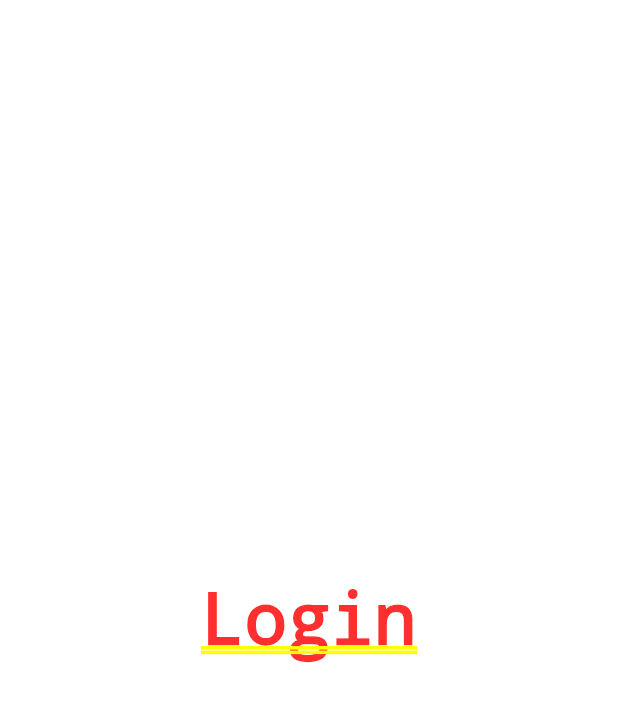
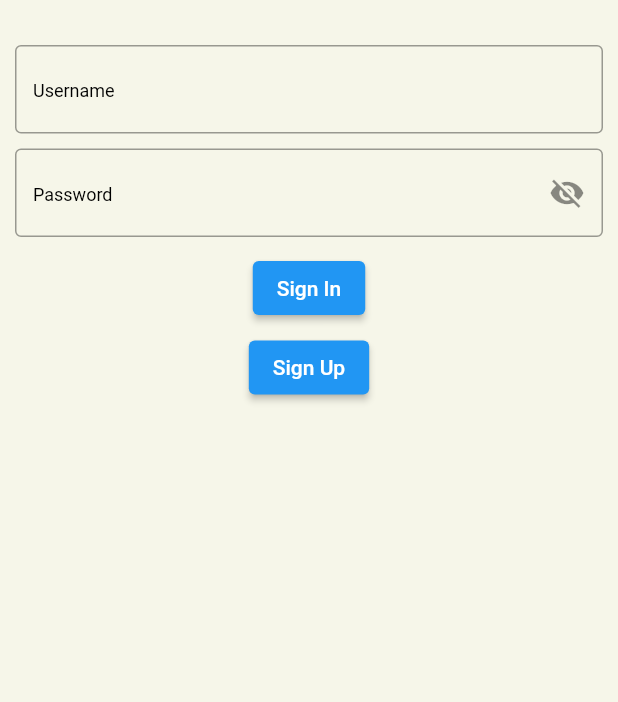
Before and after one commit to Euismutnh/Flutter_Euis-Rohimattul-Mutmainnah2, a Flutter app: the screen it shows after launch, on a phone screen of 412 x 824 dp. Shown: the top 702 px of the screen. Run offline on Flutter 3.47's test engine with Material 2 defaults, Android fonts, the phone set to English and light mode, and no system bars.

Commit message:
Project MoneyMate

```diff
--- a/lib/constant/constant.dart
+++ b/lib/constant/constant.dart
@@ -2,5 +2,7 @@
 // ignore: non_constant_identifier_names
 // ignore_for_file: non_constant_identifier_names
 
-String SPLASH_SCREEN = '/Launcher';
+String SPLASH_SCREEN = '/LauncherPage';
 String HOME_SCREEN = '  Login';
+String REGISTRATION_SCREEN = ' RegistrationPage';
+String HOME_PAGE = ' HomePage';
--- a/lib/main.dart
+++ b/lib/main.dart
@@ -2,6 +2,8 @@ import 'package:flutter/material.dart';
 import 'package:money_mate/constant/constant.dart';
 import 'package:money_mate/launcher.dart';
 import 'package:money_mate/pages/login.dart';
+import 'package:money_mate/pages/home.dart';
+import 'package:money_mate/pages/registration.dart';
 
 void main() {
   WidgetsFlutterBinding.ensureInitialized();
@@ -9,10 +11,12 @@ void main() {
     debugShowCheckedModeBanner: false,
     title: 'Money Mate',
     home: const LauncherPage(),
-    theme: ThemeData(primaryColor: const Color.fromARGB(1, 246, 246, 233)),
+    theme: ThemeData(primaryColor: const Color.fromARGB(255, 246, 246, 233)),
     routes: <String, WidgetBuilder>{
       SPLASH_SCREEN: (BuildContext context) => const LauncherPage(),
       HOME_SCREEN: (BuildContext context) => const Login(),
+      REGISTRATION_SCREEN: (BuildContext context) => const RegistrationPage(),
+      HOME_PAGE: (BuildContext context) => const HomePage(),
     },
   ));
 }
--- a/lib/pages/login.dart
+++ b/lib/pages/login.dart
@@ -1,17 +1,155 @@
 import 'package:flutter/material.dart';
 
+import 'home.dart';
+import 'registration.dart';
+
+void main() {
+  runApp(const MaterialApp(
+    home: Login(),
+  ));
+}
+
 class Login extends StatefulWidget {
-  const Login({super.key});
+  const Login({Key? key}) : super(key: key);
 
   @override
   State<Login> createState() => _LoginState();
 }
 
 class _LoginState extends State<Login> {
+  final GlobalKey<FormState> _formKey = GlobalKey<FormState>();
+  final TextEditingController _usernameController = TextEditingController();
+  final TextEditingController _passwordController = TextEditingController();
+  bool _obscureText = true;
+  bool _apiCall = false;
+
+  void _togglePasswordVisibility() {
+    setState(() {
+      _obscureText = !_obscureText;
+    });
+  }
+
+  void _submitForm() {
+    var username = _usernameController.text;
+    var password = _passwordController.text;
+
+    if (_formKey.currentState!.validate()) {
+      setState(() {
+        _apiCall = true;
+      });
+
+      // Contoh simulasi pemanggilan API (gantilah dengan pemanggilan API yang sesungguhnya)
+      Future.delayed(const Duration(seconds: 2), () {
+        // Setelah selesai pemanggilan API, atur _apiCall kembali ke false
+        setState(() {
+          _apiCall = false;
+        });
+        // Simulasi berhasil Sign In
+        bool signInSuccess =
+            true; // Gantilah dengan logika autentikasi yang sesungguhnya
+        if (signInSuccess) {
+          // Arahkan ke halaman HomePage
+          Navigator.push(context,
+              MaterialPageRoute(builder: (context) => const HomePage()));
+          // ignore: dead_code
+        } else {
+          // Tampilkan pesan kesalahan jika login gagal
+          ScaffoldMessenger.of(context).showSnackBar(
+            const SnackBar(
+              content: Text('Sign In Gagal'),
+            ),
+          );
+        }
+      });
+    }
+  }
+
+  @override
+  void dispose() {
+    _usernameController.dispose();
+    _passwordController.dispose();
+    super.dispose();
+  }
+
   @override
   Widget build(BuildContext context) {
-    return const Center(
-      child: Text('Login'),
+    return Scaffold(
+      backgroundColor: const Color.fromARGB(255, 246, 246, 233),
+      body: SingleChildScrollView(
+        child: Padding(
+          padding: const EdgeInsets.all(10.0),
+          child: Column(
+            mainAxisAlignment: MainAxisAlignment.center,
+            children: [
+              const SizedBox(height: 20),
+              Form(
+                key: _formKey,
+                child: Column(
+                  children: [
+                    TextFormField(
+                      controller: _usernameController,
+                      decoration: const InputDecoration(
+                        border: OutlineInputBorder(),
+                        hintText: "Username",
+                        hintStyle:
+                            TextStyle(color: Colors.black, fontSize: 12.0),
+                      ),
+                      validator: (value) {
+                        if (value == null || value.isEmpty) {
+                          return 'Username is required';
+                        }
+                        return null;
+                      },
+                    ),
+                    const SizedBox(height: 10),
+                    TextFormField(
+                      controller: _passwordController,
+                      obscureText: _obscureText,
+                      decoration: InputDecoration(
+                        border: const OutlineInputBorder(),
+                        hintText: "Password",
+                        hintStyle: const TextStyle(
+                            color: Colors.black, fontSize: 12.0),
+                        suffixIcon: IconButton(
+                          onPressed: _togglePasswordVisibility,
+                          icon: Icon(
+                            _obscureText
+                                ? Icons.visibility_off
+                                : Icons.visibility,
+                          ),
+                        ),
+                      ),
+                      validator: (value) {
+                        if (value == null || value.isEmpty) {
+                          return 'Password is required';
+                        }
+                        return null;
+                      },
+                    ),
+                    const SizedBox(height: 10),
+                    ElevatedButton(
+                      onPressed: _apiCall ? null : _submitForm,
+                      child: const Text('Sign In'),
+                    ),
+                    const SizedBox(height: 5),
+                    ElevatedButton(
+                      onPressed: () {
+                        // Arahkan ke halaman RegistrationPage
+                        Navigator.push(
+                            context,
+                            MaterialPageRoute(
+                                builder: (context) =>
+                                    const RegistrationPage()));
+                      },
+                      child: const Text('Sign Up'),
+                    ),
+                  ],
+                ),
+              ),
+            ],
+          ),
+        ),
+      ),
     );
   }
 }
--- a/pubspec.yaml
+++ b/pubspec.yaml
@@ -78,7 +78,7 @@ flutter:
 
   # To add assets to your application, add an assets section, like this:
 assets:
-  - image/logo.jpg
+  - image/logo.jpg.png
 
 
 
```
Also changed, not shown: lib/launcher.dart (+16 -13 lines), lib/pages/home.dart (added, +15 -0 lines), lib/pages/registration.dart (added, +15 -0 lines), image/logo.jpg.png (renamed from image/logo.jpg), 1 other file.
